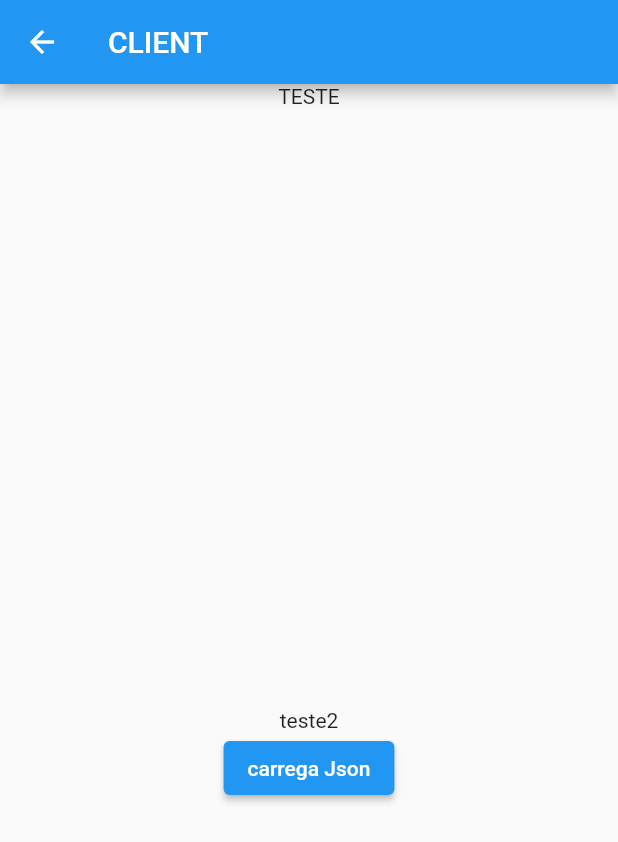
After one commit to eversonevo/getx_pattern_json, a Flutter app: the ClientView screen opened by its route, after a tap on "carrega Json", on a phone screen of 412 x 824 dp. The commit adds this screen. Shown: the top 842 px of the screen. Run offline on Flutter 3.47's test engine with Material 2 defaults, Android fonts, the phone set to English and light mode, and no system bars; our stand-ins replace get, sqflite; accounts and stored records are empty.

Commit message:
sqlite quase lá

```diff
--- /dev/null
+++ b/lib/app/UI/client/client_view.dart
@@ -0,0 +1,60 @@
+import 'package:flutter/material.dart';
+import 'package:flutter_vscode3/app/controller/client_controller.dart';
+import 'package:get/get.dart';
+
+class ClientView extends StatelessWidget {
+  const ClientView({Key? key}) : super(key: key);
+
+  @override
+  Widget build(BuildContext context) {
+    final ClientController clientController = Get.find<ClientController>();
+
+    return Scaffold(
+        appBar: AppBar(
+          title: Text("CLIENT"),
+        ),
+        body: Column(
+          children: [
+            Text("TESTE"),
+
+            //Obx(() => Text("${productsController.testeProd[0].description}")),
+            /*Obx(() => ListView(
+
+          @override
+          Widget build(BuildContext context) {
+            return Text("${productsController.testeProd.description}");
+          }
+        )),*/
+
+            Flexible(
+              child: Container(
+                padding: EdgeInsets.all(5),
+                height: 400,
+                width: double.infinity,
+                child: Obx(() => ListView.builder(
+                      scrollDirection: Axis.vertical,
+                      shrinkWrap: true,
+                      itemCount: clientController.testeProd.length,
+                      itemBuilder: (context, index) {
+                        return ListTile(
+                          title: Text(
+                              "${clientController.testeProd[index].title}"),
+                          subtitle: Text(
+                              "${clientController.testeProd[index].description}"),
+                        );
+                      },
+                    )),
+              ),
+            ),
+
+            Text('teste2'),
+            ElevatedButton(
+                onPressed: () {
+                  clientController.createDB();
+                  //clientController.printList();
+                },
+                child: Text("carrega Json"))
+          ],
+        ));
+  }
+}
--- a/lib/app/UI/home/android/home_view.dart
+++ b/lib/app/UI/home/android/home_view.dart
@@ -17,7 +17,10 @@ class HomeView extends StatelessWidget {
           children: [
             ElevatedButton(onPressed: (){
               Get.toNamed(Routes.PRODUCTS);
-            }, child: Text("Botao"))
+            }, child: Text("Products")),
+            ElevatedButton(onPressed: (){
+              Get.toNamed(Routes.CLIENT);
+            }, child: Text("Clients"))
           ],
         ),
 
--- /dev/null
+++ b/lib/app/bindings/bindings_client.dart
@@ -0,0 +1,11 @@
+import 'package:flutter_vscode3/app/controller/client_controller.dart';
+import 'package:get/get.dart';
+
+import '../controller/client_controller.dart';
+
+class ClientBindings implements Bindings {
+  @override
+  void dependencies() {
+    Get.lazyPut<ClientController>(() => ClientController());
+  }
+}
--- /dev/null
+++ b/lib/app/controller/client_controller.dart
@@ -0,0 +1,36 @@
+import 'package:flutter_vscode3/app/data/model/product.dart';
+import 'package:flutter_vscode3/app/data/repository/client_repository.dart';
+import 'package:get/get.dart';
+
+class ClientController extends GetxController {
+  final ClientRepository productRepository = ClientRepository();
+
+  RxList<Product> testeProd = <Product>[].obs;
+  //List<Product> _testeProd = [];
+
+  RxString teste = "HOME".obs;
+
+  //get testando => teste.value;
+
+  Product product = Product(
+      idProduct: "001",
+      description: "produto teste",
+      title: "titulo",
+      price: "20,00");
+
+  @override
+  void onInit() async {
+    //testeProd.value = await productRepository.carregaJson();
+    //print("tamanho:${testeProd.length}");
+    //print("passei antes");
+    super.onInit();
+  }
+
+  carregaJson() {
+    print("nonono" + testeProd[1].idProduct);
+  }
+
+  createDB() {
+    productRepository.openBD();
+  }
+}
--- /dev/null
+++ b/lib/app/data/provider/DB/client_DB.dart
@@ -0,0 +1,33 @@
+import 'package:path/path.dart';
+import 'package:sqflite/sqflite.dart';
+
+class DatabaseHelper {
+  static final _dbName = 'clients.db';
+  static final _dbVersion = 1;
+  static final clientId = 'clientId';
+  static final clientName = 'clientName';
+  static final clientPhone = 'clientPhone';
+
+  DatabaseHelper._privateConstructor();
+  static final DatabaseHelper instance = DatabaseHelper._privateConstructor();
+  static Database? _database;
+
+  Future<Database> get database async {
+    print("passei database");
+    return _database ??= await _initDatabase();
+  }
+
+  _initDatabase() async {
+    print("entrei inicializacao)");
+    var databasesPath = await getDatabasesPath();
+    String path = join(databasesPath, _dbName);
+    return await openDatabase(path, version: _dbVersion, onCreate: _onCreate);
+  }
+
+  Future _onCreate(Database db, int version) async {
+    await db.execute("CREATE TABLE $_dbName ("
+        "$clientId INTEGER PRIMARY KEY,"
+        "$clientName TEXT NOT NULL,"
+        "$clientPhone TEXT NOT NULL)");
+  }
+}
--- a/lib/app/data/provider/provider_client.dart
+++ b/lib/app/data/provider/provider_client.dart
@@ -1,14 +1,12 @@
-
-
-
-import 'dart:io';
-
 import 'package:flutter_vscode3/app/data/model/client.dart';
+import 'package:flutter_vscode3/app/data/provider/DB/client_DB.dart';
 import 'package:flutter_vscode3/app/data/repository/client_repository.dart';
-import 'package:path_provider/path_provider.dart';
 import 'package:sqflite/sqflite.dart';
 
 class ClientProvider implements ClientRepository {
+  late DatabaseHelper _dataHelper;
+
+/*
 
   static final _databaseName = "clientDB.db";
   static final _databaseVersion = 1;
@@ -27,14 +25,13 @@ late Client _client;
 
 //ClientProvider._privateConstructor();
 //static final ClientProvider instance = ClientProvider._privateConstructor();
-static Database? _database;
+  static Database _database;
 
   Future<Database> get database async {
     if (_database != null) return _database;
     _database = await _initDatabase();
     return _database;
   }
-
 
   Future<Database> getDatabase() async {
     Directory documentsDirectory = await getApplicationDocumentsDirectory();
@@ -49,10 +46,8 @@ Future<Database> getDatabase() async {
     );
   }
 
-
-
   _initDatabase() async {
-  var databasesPath  = await getDatabasesPath();
+    var databasesPath = await getDatabasesPath();
     String path = join(databasesPath, _databaseName);
     return await openDatabase(path,
         version: _databaseVersion, onCreate: _onCreate);
@@ -67,76 +62,65 @@ Future _onCreate(Database db, int version) async {
   )
   ''');
   }
+*/
+  void createBD() async {
+    _dataHelper = DatabaseHelper.instance;
 
+    _dataHelper.database;
 
-  void criaBD(){
-
-  }
-
-  void abreBD(){
-
+    //print("Banco de Dados ${db.getVersion()}");
   }
 
   @override
-  void insertDB(Client client){
-
+  void openBD() {
+    createBD();
   }
 
   @override
-  void deleteDB(String idClient){
+  void insertDB(Client client) {}
 
+  @override
+  void deleteDB(String idClient) {}
+
+  @override
+  void updateDB(String idClient) {}
+
+  @override
+  void searchDB(String item) {}
+
+  @override
+  void getAllDB() {}
 }
 
-  @override
-  void updateDB(String idClient){
-
-  }
-
-  @override
-  void searchDB(String item){
-
-  }
-
-  @override
-  void getAllDB(){
-
-  }
-
-}
-
-
-
-
-class DatabaseHelper {
-
+/*class DatabaseHelper {
   static final table = "todo";
   static final columnId = 'id';
   static final columnTitle = 'title';
-
-
-
 
   Future<int> insert(TaskData todo) async {
     Database db = await instance.database;
     var res = await db.insert(table, todo.toMap());
     return res;
   }
+
   Future<List<Map<String, dynamic>>> queryAllRows() async {
     Database db = await instance.database;
     var res = await db.query(table, orderBy: "$columnId DESC");
     return res;
   }
+
   Future<int> delete(int id) async {
     Database db = await instance.database;
-  return await db.delete(table, where: '$columnId = ?', whereArgs:     [id]);
+    return await db.delete(table, where: '$columnId = ?', whereArgs: [id]);
   }
+
   Future<void> clearTable() async {
     Database db = await instance.database;
     return await db.rawQuery("DELETE FROM $table");
   }
 }
 
-
+*/
 
 
 
--- a/lib/app/data/repository/client_repository.dart
+++ b/lib/app/data/repository/client_repository.dart
@@ -1,34 +1,31 @@
-
-
-
-
 import 'package:flutter_vscode3/app/data/model/client.dart';
 import 'package:flutter_vscode3/app/data/provider/provider_client.dart';
 
-
 class ClientRepository {
-
   final ClientProvider _clientProvider = ClientProvider();
   //List<Product> lista = [];
 
-  void insertDB(Client client){
-      _clientProvider.insertDB(client);
+  void openBD() {
+    _clientProvider.openBD();
   }
 
-  void deleteDB(String idClient){
+  void insertDB(Client client) {
+    _clientProvider.insertDB(client);
+  }
+
+  void deleteDB(String idClient) {
     _clientProvider.deleteDB(idClient);
   }
 
-  void updateDB(String idClient){
+  void updateDB(String idClient) {
     _clientProvider.updateDB(idClient);
   }
 
-  void searchDB(String item){
+  void searchDB(String item) {
     _clientProvider.searchDB(item);
   }
 
-  void getAllDB(){
+  void getAllDB() {
     _clientProvider.getAllDB();
   }
-
 }
--- a/lib/app/routes/app_routes.dart
+++ b/lib/app/routes/app_routes.dart
@@ -1,8 +1,7 @@
-abstract class Routes{
-
+abstract class Routes {
   static const INITIAL = '/';
   static const LOGIN = '/login';
   static const HOME = '/home';
   static const PRODUCTS = '/products';
-
+  static const CLIENT = '/client';
 }
```
Also changed, not shown: lib/app/routes/app_pages.dart (+15 -9 lines). Lines whose indentation alone changed are shown as unchanged.
